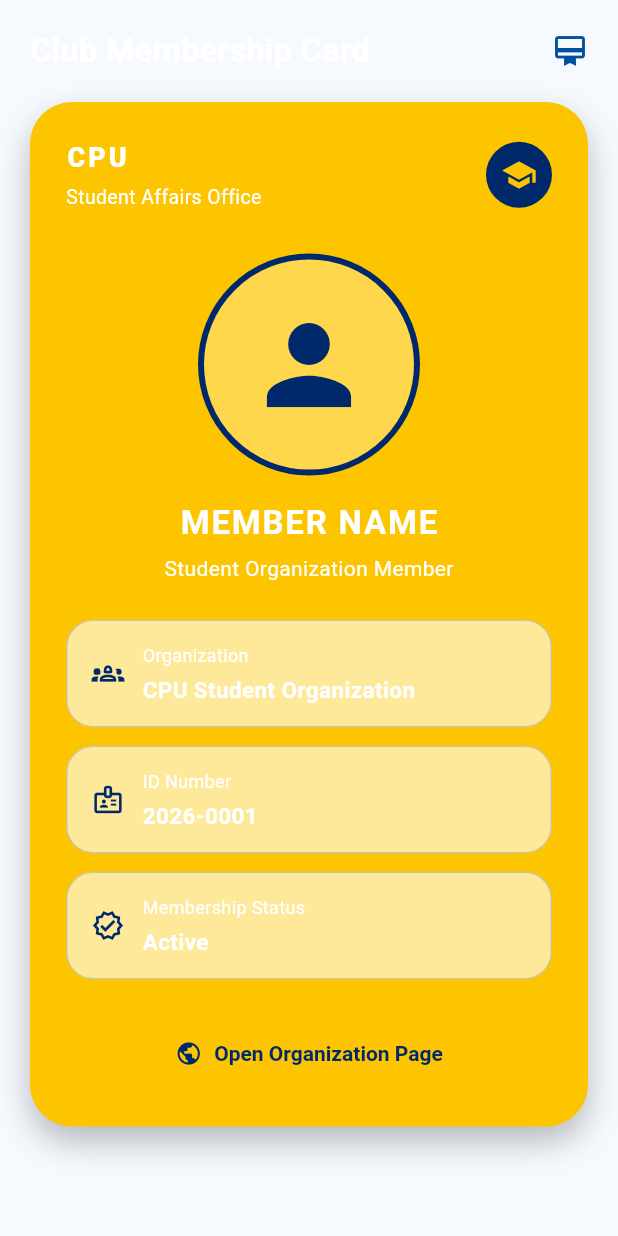
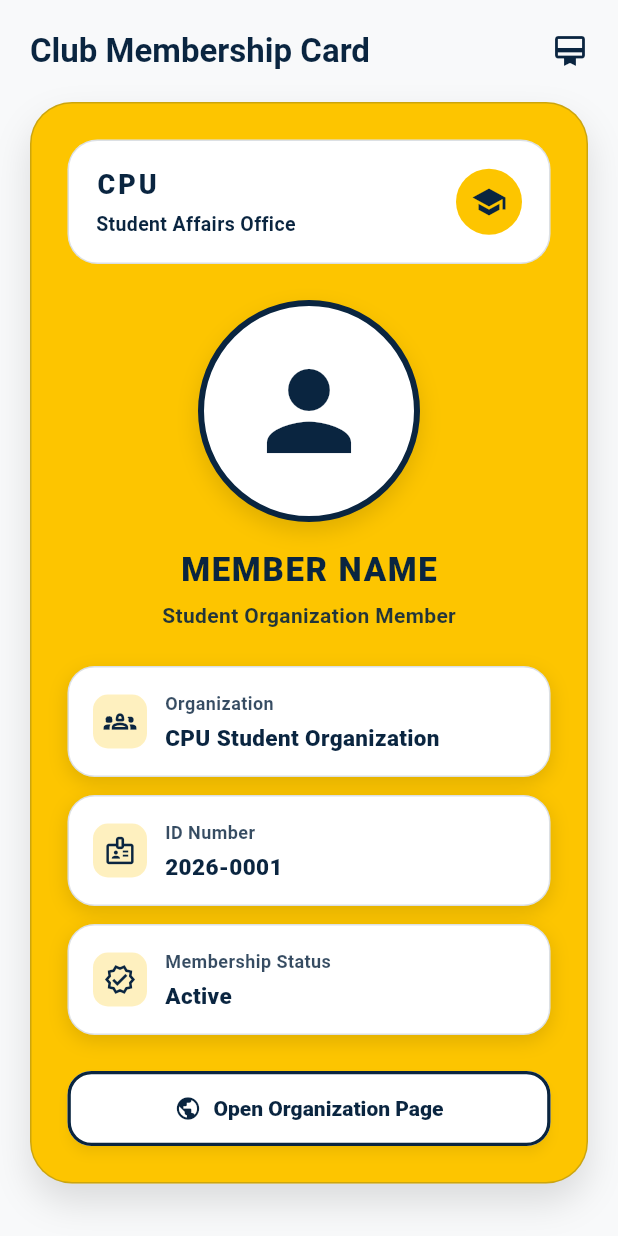
Before and after one commit to swcidd/Sanol_SherwinSid_Lab5, a Flutter app: the screen it shows after launch, on a phone screen of 412 x 824 dp. Run offline on Flutter 3.47's test engine with Material 3 defaults, Android fonts, the phone set to English and light mode, and no system bars.

Commit message:
Adjust styling hierarchy

```diff
--- a/lib/main.dart
+++ b/lib/main.dart
@@ -1,10 +1,12 @@
 import 'package:flutter/material.dart';
+import 'package:url_launcher/url_launcher.dart';
 
 const Color imperialBlue = Color(0xFF00296B);
 const Color frenchBlue = Color(0xFF003F88);
 const Color steelAzure = Color(0xFF00509D);
 const Color schoolBusYellow = Color(0xFFFDC500);
 const Color gold = Color(0xFFFFD500);
+const Color deepNavy = Color(0xFF0A2540);
 
 void main() {
   runApp(const MyApp());
@@ -25,28 +27,15 @@
           secondary: frenchBlue,
           tertiary: steelAzure,
           surface: Colors.white,
-          onPrimary: imperialBlue,
-          onSecondary: gold,
-          onSurface: imperialBlue,
+          onPrimary: deepNavy,
+          onSecondary: deepNavy,
+          onSurface: deepNavy,
         ),
         useMaterial3: true,
-        scaffoldBackgroundColor: const Color(0xFFF6F9FE),
+        scaffoldBackgroundColor: const Color(0xFFF8F9FA),
         appBarTheme: const AppBarTheme(
-          backgroundColor: imperialBlue,
-          foregroundColor: Colors.white,
-        ),
-        filledButtonTheme: FilledButtonThemeData(
-          style: FilledButton.styleFrom(
-            backgroundColor: schoolBusYellow,
-            foregroundColor: imperialBlue,
-            textStyle: const TextStyle(
-              fontWeight: FontWeight.w700,
-            ),
-            padding: const EdgeInsets.symmetric(vertical: 16, horizontal: 20),
-            shape: RoundedRectangleBorder(
-              borderRadius: BorderRadius.circular(16),
-            ),
-          ),
+          backgroundColor: Color(0xFFF8F9FA),
+          foregroundColor: deepNavy,
         ),
       ),
       home: const MembershipCardScreen(),
@@ -56,6 +45,13 @@
 
 class MembershipCardScreen extends StatelessWidget {
   const MembershipCardScreen({super.key});
+
+  Future<void> _openOrganizationPage() async {
+    final uri = Uri.parse('https://cpu.edu.ph/');
+    if (!await launchUrl(uri, mode: LaunchMode.externalApplication)) {
+      throw Exception('Could not launch $uri');
+    }
+  }
 
   @override
   Widget build(BuildContext context) {
@@ -78,11 +74,12 @@
                   decoration: BoxDecoration(
                     color: schoolBusYellow,
                     borderRadius: BorderRadius.circular(28),
+                    border: Border.all(color: deepNavy.withOpacity(0.2)),
                     boxShadow: const [
                       BoxShadow(
-                        color: Colors.black26,
-                        blurRadius: 18,
-                        offset: Offset(0, 10),
+                        color: Colors.black12,
+                        blurRadius: 20,
+                        offset: Offset(0, 12),
                       ),
                     ],
                   ),
@@ -90,21 +87,40 @@
                     crossAxisAlignment: CrossAxisAlignment.start,
                     mainAxisSize: MainAxisSize.min,
                     children: [
-                      const _CardHeader(),
-                      const SizedBox(height: 28),
+                      Container(
+                        width: double.infinity,
+                        padding: const EdgeInsets.symmetric(
+                          horizontal: 18,
+                          vertical: 16,
+                        ),
+                        decoration: BoxDecoration(
+                          color: Colors.white,
+                          borderRadius: BorderRadius.circular(20),
+                          border: Border.all(color: deepNavy.withOpacity(0.14)),
+                        ),
+                        child: const _CardHeader(),
+                      ),
+                      const SizedBox(height: 24),
                       Center(
                         child: Container(
                           width: 148,
                           height: 148,
                           decoration: BoxDecoration(
-                            color: Colors.white.withOpacity(0.3),
+                            color: Colors.white,
                             shape: BoxShape.circle,
-                            border: Border.all(color: imperialBlue, width: 4),
+                            border: Border.all(color: deepNavy, width: 4),
+                            boxShadow: const [
+                              BoxShadow(
+                                color: Colors.black12,
+                                blurRadius: 12,
+                                offset: Offset(0, 6),
+                              ),
+                            ],
                           ),
                           child: const Icon(
                             Icons.person,
                             size: 84,
-                            color: imperialBlue,
+                            color: deepNavy,
                           ),
                         ),
                       ),
@@ -115,16 +131,17 @@
                             Text(
                               'MEMBER NAME',
                               style: theme.textTheme.titleLarge?.copyWith(
-                                color: Colors.white,
-                                letterSpacing: 1.2,
-                                fontWeight: FontWeight.w700,
+                                color: deepNavy,
+                                letterSpacing: 1.1,
+                                fontWeight: FontWeight.w800,
                               ),
                             ),
                             const SizedBox(height: 6),
                             Text(
                               'Student Organization Member',
                               style: theme.textTheme.bodyMedium?.copyWith(
-                                color: Colors.white,
+                                color: deepNavy.withOpacity(0.9),
+                                fontWeight: FontWeight.w600,
                               ),
                             ),
                           ],
@@ -151,10 +168,27 @@
                       const SizedBox(height: 24),
                       SizedBox(
                         width: double.infinity,
-                        child: FilledButton.icon(
-                          onPressed: () {},
+                        child: OutlinedButton.icon(
+                          onPressed: _openOrganizationPage,
                           icon: const Icon(Icons.public),
                           label: const Text('Open Organization Page'),
+                          style: OutlinedButton.styleFrom(
+                            backgroundColor: Colors.white,
+                            foregroundColor: deepNavy,
+                            side: const BorderSide(color: deepNavy, width: 2.2),
+                            padding: const EdgeInsets.symmetric(
+                              vertical: 16,
+                              horizontal: 20,
+                            ),
+                            shape: RoundedRectangleBorder(
+                              borderRadius: BorderRadius.circular(16),
+                            ),
+                            textStyle: const TextStyle(
+                              fontWeight: FontWeight.w800,
+                            ),
+                            elevation: 3,
+                            shadowColor: Colors.black26,
+                          ),
                         ),
                       ),
                     ],
@@ -183,10 +217,10 @@
           'Club Membership Card',
           style: theme.textTheme.titleLarge?.copyWith(
             fontWeight: FontWeight.w700,
-            color: Colors.white,
+            color: deepNavy,
           ),
         ),
-        const Icon(Icons.card_membership, color: steelAzure),
+        const Icon(Icons.card_membership, color: deepNavy),
       ],
     );
   }
@@ -206,7 +240,7 @@
             Text(
               'CPU',
               style: TextStyle(
-                color: Colors.white,
+                color: deepNavy,
                 fontSize: 18,
                 fontWeight: FontWeight.w800,
                 letterSpacing: 2,
@@ -215,14 +249,18 @@
             SizedBox(height: 4),
             Text(
               'Student Affairs Office',
-              style: TextStyle(color: Colors.white, fontSize: 13),
+              style: TextStyle(
+                color: deepNavy,
+                fontSize: 13,
+                fontWeight: FontWeight.w600,
+              ),
             ),
           ],
         ),
         const CircleAvatar(
           radius: 22,
-          backgroundColor: imperialBlue,
-          child: Icon(Icons.school, color: schoolBusYellow),
+          backgroundColor: schoolBusYellow,
+          child: Icon(Icons.school, color: deepNavy),
         ),
       ],
     );
@@ -243,15 +281,30 @@
   @override
   Widget build(BuildContext context) {
     return Container(
-      padding: const EdgeInsets.symmetric(horizontal: 16, vertical: 14),
+      padding: const EdgeInsets.symmetric(horizontal: 16, vertical: 15),
       decoration: BoxDecoration(
-        color: Colors.white.withOpacity(0.6),
+        color: Colors.white,
         borderRadius: BorderRadius.circular(18),
-        border: Border.all(color: imperialBlue.withOpacity(0.18)),
+        border: Border.all(color: deepNavy.withOpacity(0.14)),
+        boxShadow: const [
+          BoxShadow(
+            color: Colors.black12,
+            blurRadius: 10,
+            offset: Offset(0, 4),
+          ),
+        ],
       ),
       child: Row(
         children: [
-          Icon(icon, color: imperialBlue, size: 22),
+          Container(
+            width: 36,
+            height: 36,
+            decoration: BoxDecoration(
+              color: schoolBusYellow.withOpacity(0.25),
+              borderRadius: BorderRadius.circular(10),
+            ),
+            child: Icon(icon, color: deepNavy, size: 22),
+          ),
           const SizedBox(width: 12),
           Expanded(
             child: Column(
@@ -259,18 +312,20 @@
               children: [
                 Text(
                   label,
-                  style: const TextStyle(
-                    color: Colors.white,
+                  style: TextStyle(
+                    color: deepNavy.withOpacity(0.82),
                     fontSize: 12,
+                    fontWeight: FontWeight.w700,
+                    letterSpacing: 0.3,
                   ),
                 ),
                 const SizedBox(height: 4),
                 Text(
                   value,
                   style: const TextStyle(
-                    color: Colors.white,
+                    color: deepNavy,
                     fontSize: 15,
-                    fontWeight: FontWeight.w600,
+                    fontWeight: FontWeight.w800,
                   ),
                 ),
               ],
--- a/pubspec.yaml
+++ b/pubspec.yaml
@@ -2,7 +2,7 @@
 description: "A new Flutter project."
 # The following line prevents the package from being accidentally published to
 # pub.dev using `flutter pub publish`. This is preferred for private packages.
-publish_to: 'none' # Remove this line if you wish to publish to pub.dev
+publish_to: "none" # Remove this line if you wish to publish to pub.dev
 
 # The following defines the version and build number for your application.
 # A version number is three numbers separated by dots, like 1.2.43
@@ -34,6 +34,7 @@
   # The following adds the Cupertino Icons font to your application.
   # Use with the CupertinoIcons class for iOS style icons.
   cupertino_icons: ^1.0.8
+  url_launcher: ^6.3.1
 
 dev_dependencies:
   flutter_test:
@@ -51,7 +52,6 @@
 
 # The following section is specific to Flutter packages.
 flutter:
-
   # The following line ensures that the Material Icons font is
   # included with your application, so that you can use the icons in
   # the material Icons class.
```
Also changed, not shown: pubspec.lock, 5 other files.
